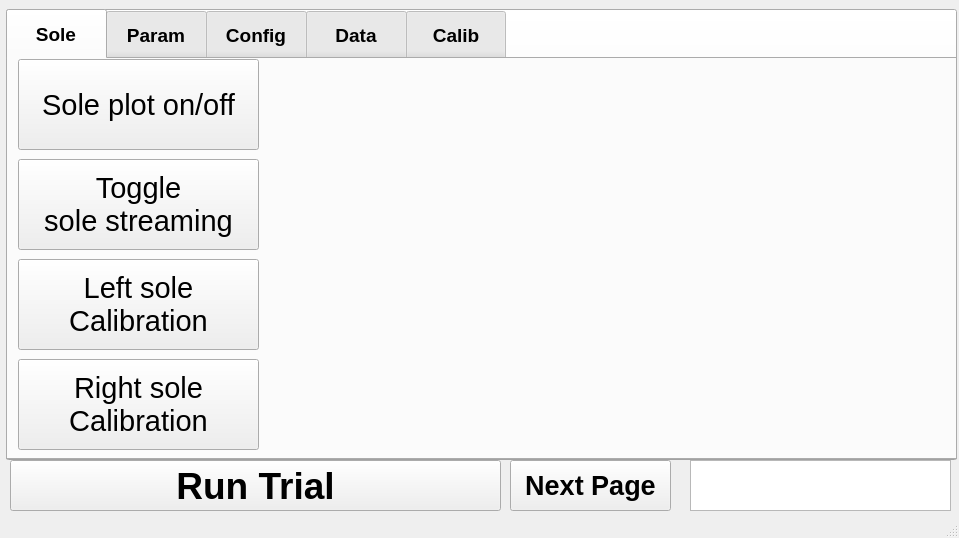
First picture: the form in afo_gui/src/mainwindow.ui, repository jaejinkim121/afo, before the edit.
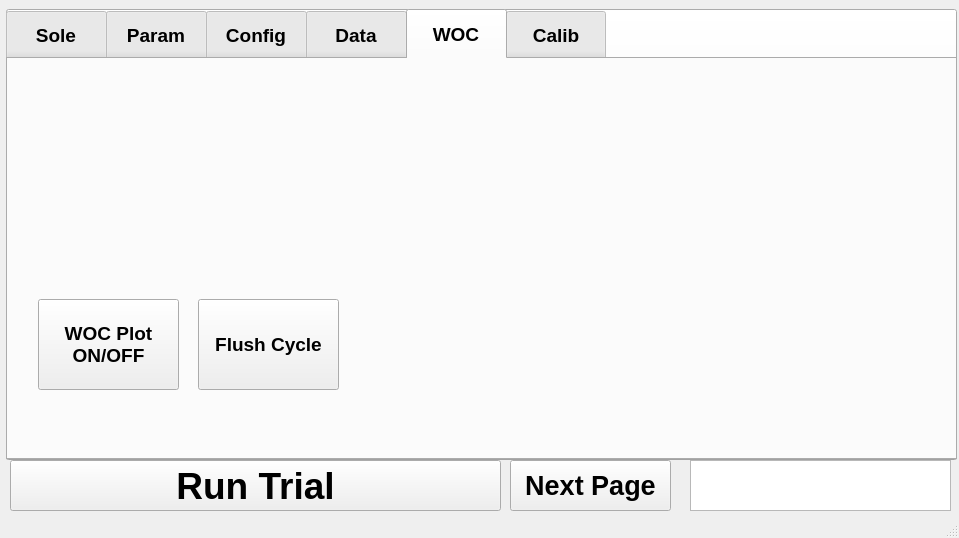
Second picture: the form after the edit. The open tabs and pages were chosen to show the change. Custom widgets are drawn as their Qt base class.

Commit message: Add gui buttons and plots

Patch:
```diff
--- a/afo_gui/src/mainwindow.ui
+++ b/afo_gui/src/mainwindow.ui
@@ -1871,6 +1871,70 @@
       <zorder>label_sole_image_right_4</zorder>
      </widget>
     </widget>
+    <widget class="QWidget" name="WOC">
+     <attribute name="title">
+      <string>WOC</string>
+     </attribute>
+     <widget class="QCustomPlot" name="plot_TLA" native="true">
+      <property name="geometry">
+       <rect>
+        <x>20</x>
+        <y>10</y>
+        <width>441</width>
+        <height>191</height>
+       </rect>
+      </property>
+     </widget>
+     <widget class="QCustomPlot" name="plot_optimized_control" native="true">
+      <property name="geometry">
+       <rect>
+        <x>470</x>
+        <y>10</y>
+        <width>441</width>
+        <height>191</height>
+       </rect>
+      </property>
+     </widget>
+     <widget class="QPushButton" name="button_plot_on_woc">
+      <property name="geometry">
+       <rect>
+        <x>30</x>
+        <y>240</y>
+        <width>141</width>
+        <height>91</height>
+       </rect>
+      </property>
+      <property name="font">
+       <font>
+        <pointsize>14</pointsize>
+        <bold>true</bold>
+       </font>
+      </property>
+      <property name="text">
+       <string>WOC Plot 
+ON/OFF</string>
+      </property>
+     </widget>
+     <widget class="QPushButton" name="button_flush">
+      <property name="geometry">
+       <rect>
+        <x>190</x>
+        <y>240</y>
+        <width>141</width>
+        <height>91</height>
+       </rect>
+      </property>
+      <property name="font">
+       <font>
+        <pointsize>14</pointsize>
+        <bold>true</bold>
+       </font>
+      </property>
+      <property name="text">
+       <string>Flush Cycle</string>
+      </property>
+     </widget>
+    </widget>
     <widget class="QWidget" name="tab">
      <attribute name="title">
       <string>Calib</string>
```
Left out of the diff: 2 changed lines with no effect on the pictures.
